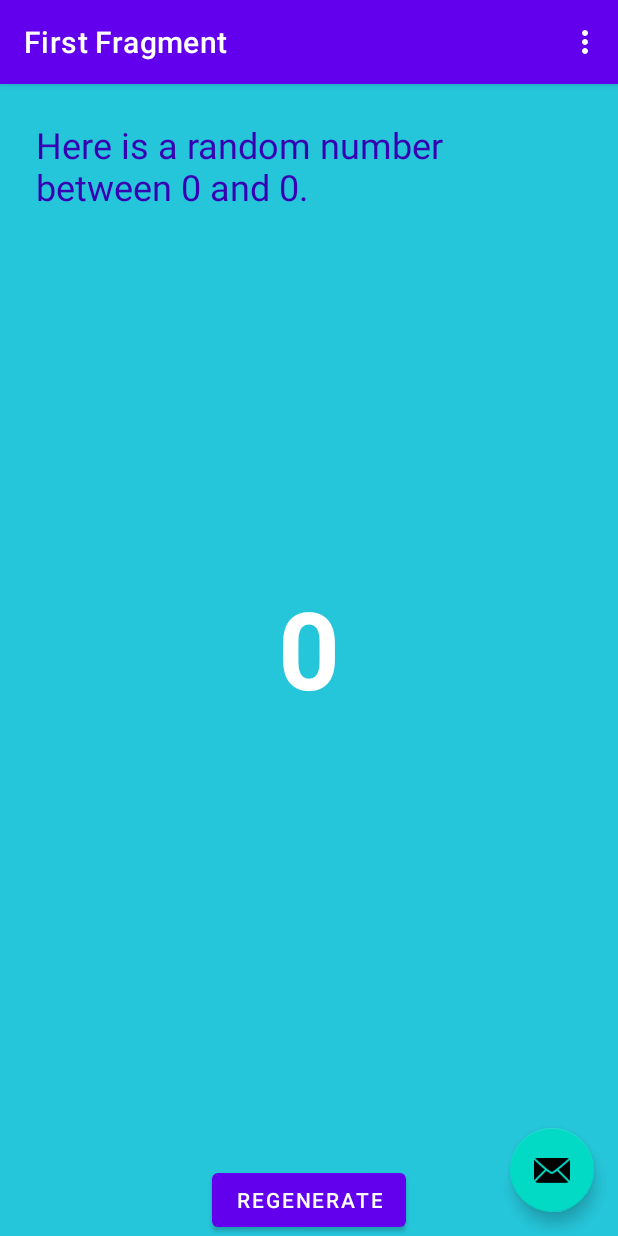
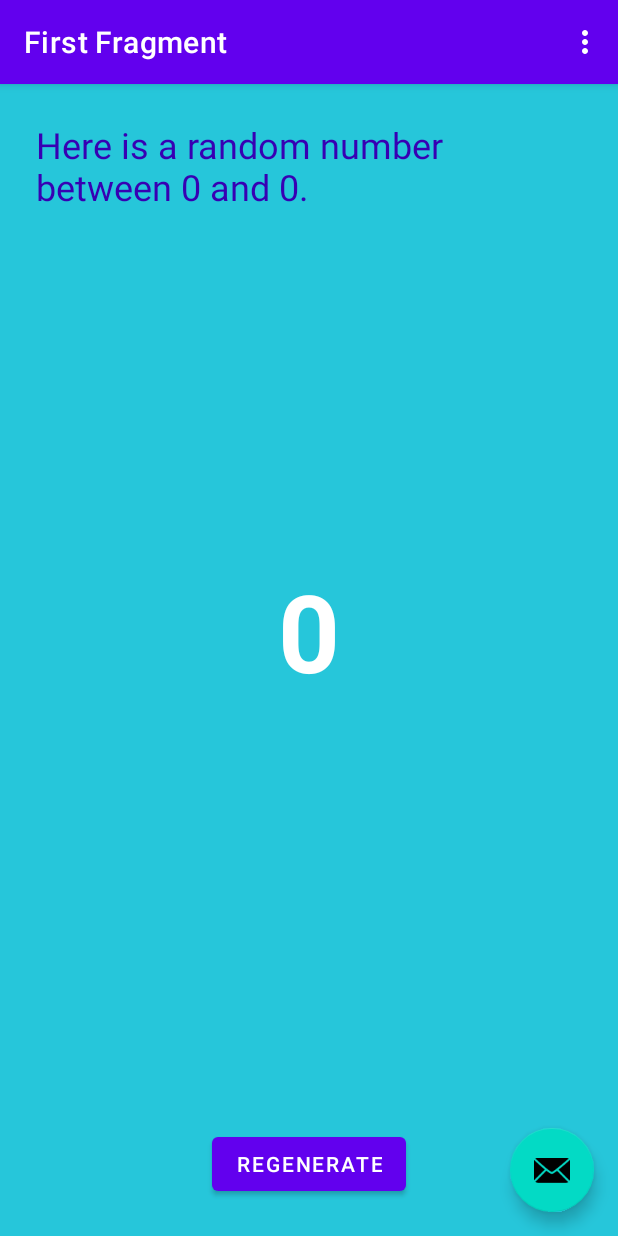
Before and after one commit to Matthew-Place/Android-Studio-Project-1, an Android app: the fragment SecondFragment placed in its activity, on a phone screen of 412 x 824 dp. Run offline under Robolectric (Android 15) with nearby library versions, the phone set to English and light mode, and no system bars; our stand-ins replace navigation-ui; 1 statement that could not run was skipped.

Commit message:
Added padding to Renegerate button

```diff
--- a/app/src/main/res/layout/fragment_second.xml
+++ b/app/src/main/res/layout/fragment_second.xml
@@ -39,6 +39,7 @@
         android:id="@+id/regenerate_button"
         android:layout_width="wrap_content"
         android:layout_height="wrap_content"
+        android:layout_marginBottom="24dp"
         android:text="@string/regenerate"
         app:layout_constraintBottom_toBottomOf="parent"
         app:layout_constraintEnd_toEndOf="parent"
```
